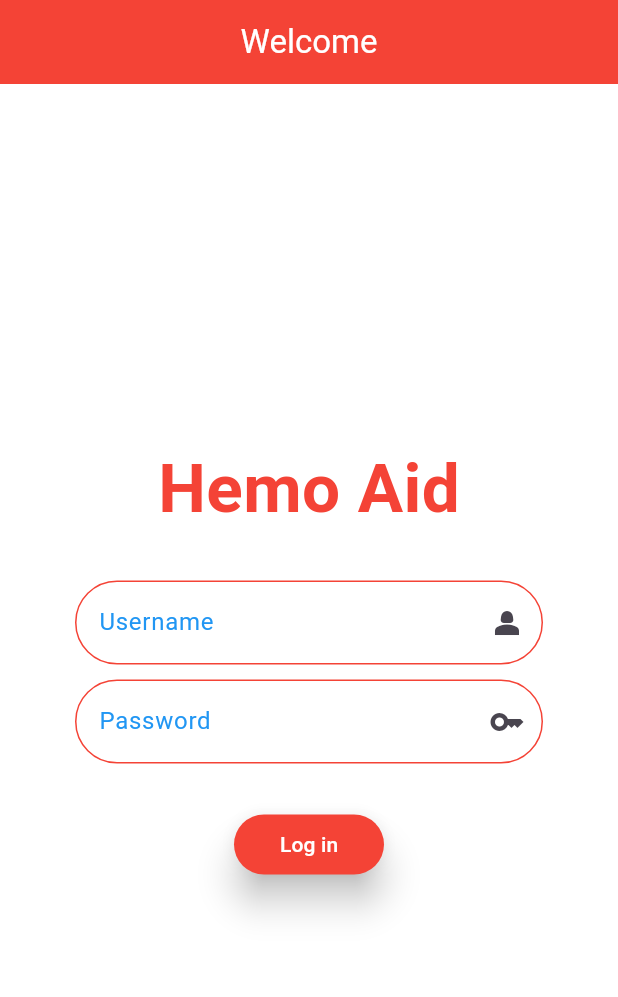
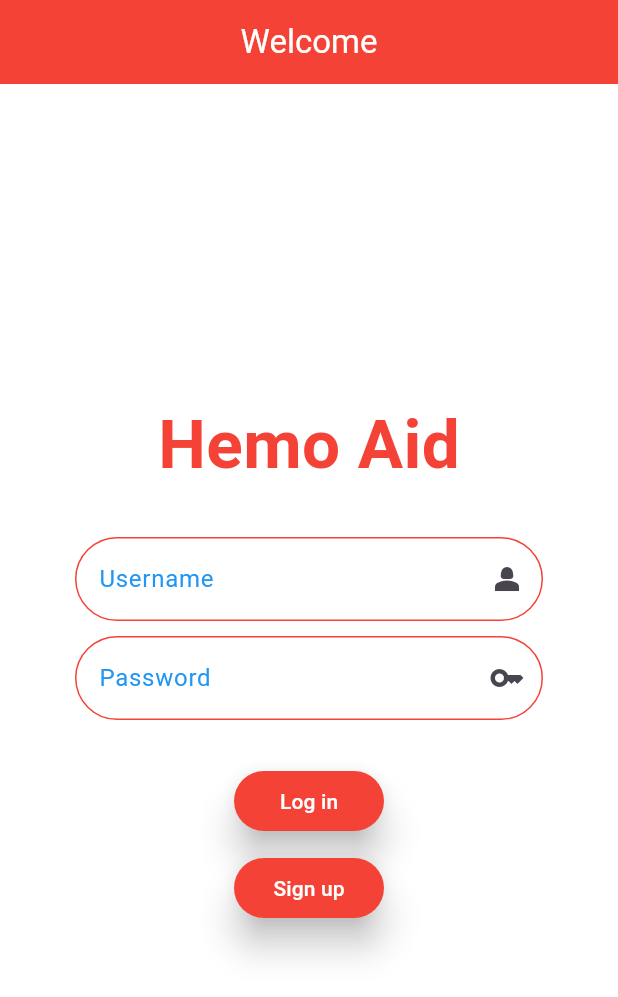
Before and after one commit to Zayed-12959/hemoaid3, a Flutter app: the screen it shows after launch, on a phone screen of 412 x 824 dp. Shown: the top 997 px of the screen. Run offline on Flutter 3.47's test engine with Material 3 defaults, Android fonts, the phone set to English and light mode, and no system bars.

Commit message:
Add files via upload
connected welcome and registration page

```diff
--- a/lib/registration.dart
+++ b/lib/registration.dart
@@ -1,4 +1,5 @@
 import 'package:flutter/material.dart';
+
 
 class Registration extends StatelessWidget {
   const Registration ({super.key});
--- a/lib/welcome.dart
+++ b/lib/welcome.dart
@@ -1,4 +1,5 @@
 import 'package:flutter/material.dart';
+import 'package:hemoaid3/registration.dart';
 
 class Welcome extends StatelessWidget {
   const Welcome({super.key});
@@ -102,6 +103,22 @@ class Welcome extends StatelessWidget {
                   ),
 
                   child: Text("Log in", style: TextStyle(color: Colors.white),)),
+            ),
+            Container(
+              padding: EdgeInsets.only(top: 10),
+              child: ElevatedButton(onPressed: () {
+                Navigator.push(context, MaterialPageRoute(
+                    builder: (context) => Registration()
+                  )
+                );
+              },
+                  style: ElevatedButton.styleFrom(
+                      elevation: 10,
+                      backgroundColor: Colors.red,
+                      fixedSize: Size(100,20)
+                  ),
+
+                  child: Text("Sign up", style: TextStyle(color: Colors.white),)),
             )
           ],
         ),
```
Also changed, not shown: lib/main.dart (line endings or trailing spaces).
